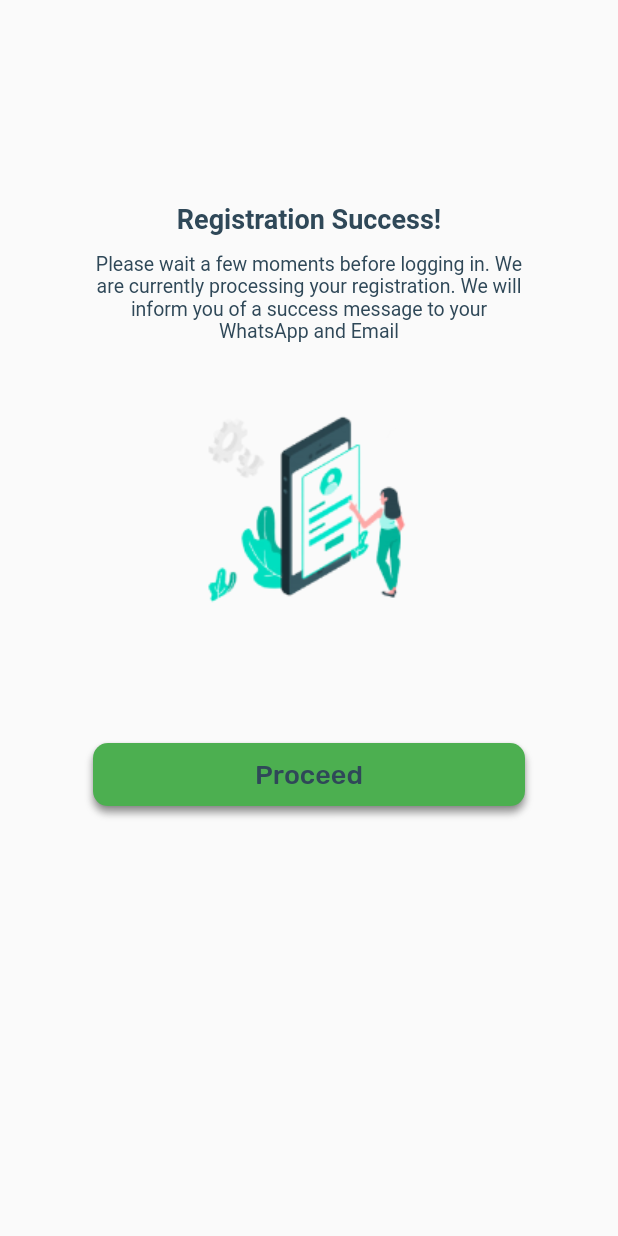
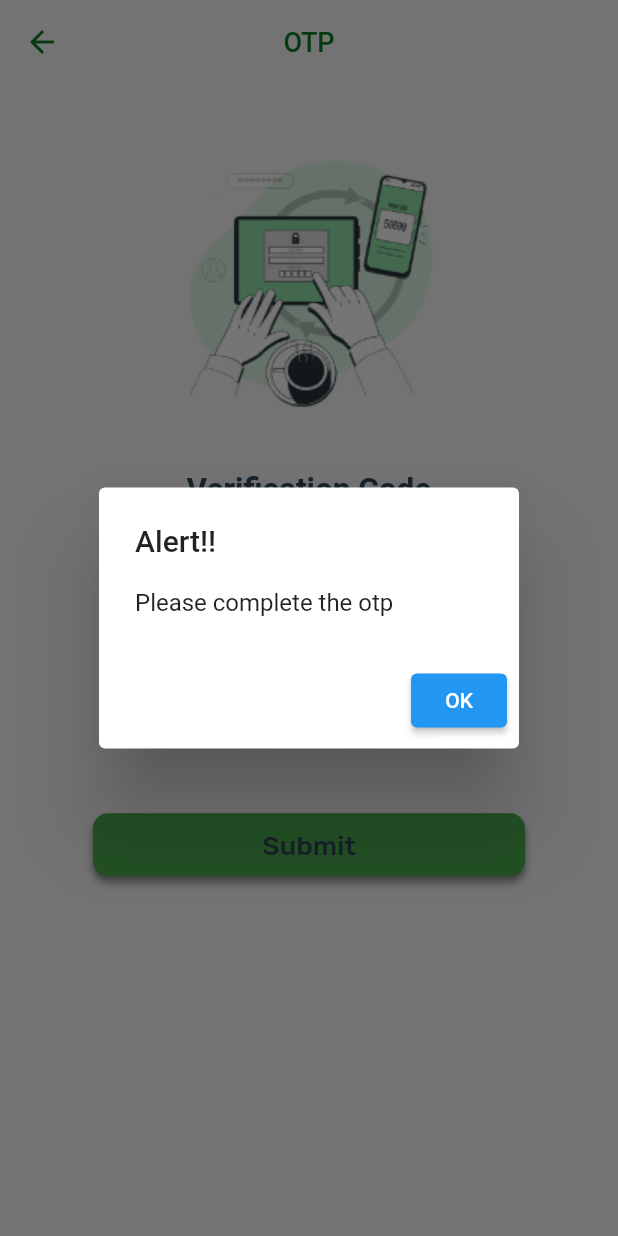
Before and after one commit to khalidrinaldy/android-vinet, a Flutter app: the OTPScreen screen opened by its route, after a tap on "Submit", on a phone screen of 412 x 824 dp. Run offline on Flutter 3.47's test engine with Material 2 defaults, Android fonts, the phone set to English and light mode, and no system bars; our stand-ins replace page_transition.

Commit message:
Update register flow

```diff
--- a/flutter_vinet/lib/modules/otp/screens/otp_screen.dart
+++ b/flutter_vinet/lib/modules/otp/screens/otp_screen.dart
@@ -1,5 +1,8 @@
 import 'package:flutter/material.dart';
+import 'package:flutter_vinet/modules/otp/providers/otp_provider.dart';
+import 'package:flutter_vinet/modules/register/providers/register_provider.dart';
 import 'package:flutter_vinet/widgets/widgets.dart';
+import 'package:provider/provider.dart';
 import 'package:url_launcher/url_launcher.dart';
 
 class OTPScreen extends StatefulWidget {
@@ -10,10 +13,11 @@ class OTPScreen extends StatefulWidget {
 }
 
 class _OTPScreenState extends State<OTPScreen> {
-
   @override
   Widget build(BuildContext context) {
-    return Scaffold(
+    return ChangeNotifierProvider(
+      create: (context) => RegisterProvider(),
+      child: Scaffold(
         appBar: AppBar(
           title: Text(
             "OTP",
@@ -29,10 +33,11 @@ class _OTPScreenState extends State<OTPScreen> {
           iconTheme: IconThemeData(color: Color(myColors.darkGreen())),
         ),
         backgroundColor: Color(myColors.secondaryWhiteScreen()),
-      body: ListView(
+        body: Consumer<RegisterProvider>(
+          builder: (context, registerProvider, _) => ListView(
             children: [
               Container(
-            margin: EdgeInsets.only(top: MediaQuery.of(context).size.height*0.05),
+                margin: EdgeInsets.only(top: MediaQuery.of(context).size.height * 0.05),
                 height: 180,
                 width: 180,
                 alignment: Alignment.center,
@@ -81,10 +86,30 @@ class _OTPScreenState extends State<OTPScreen> {
                   child: Row(
                     mainAxisAlignment: MainAxisAlignment.spaceBetween,
                     children: [
-                  Widgets().inputOTP(context),
-                  Widgets().inputOTP(context),
-                  Widgets().inputOTP(context),
-                  Widgets().inputOTP(context),
+                      Widgets().inputOTP(
+                        context,
+                        controller: registerProvider.otpController1,
+                        currentFocus: registerProvider.otpFocus1,
+                        nextFocus: registerProvider.otpFocus2,
+                      ),
+                      Widgets().inputOTP(
+                        context,
+                        controller: registerProvider.otpController2,
+                        currentFocus: registerProvider.otpFocus2,
+                        nextFocus: registerProvider.otpFocus3,
+                      ),
+                      Widgets().inputOTP(
+                        context,
+                        controller: registerProvider.otpController3,
+                        currentFocus: registerProvider.otpFocus3,
+                        nextFocus: registerProvider.otpFocus4,
+                      ),
+                      Widgets().inputOTP(
+                        context,
+                        controller: registerProvider.otpController4,
+                        currentFocus: registerProvider.otpFocus4,
+                        nextFocus: registerProvider.otpFocus4,
+                      ),
                     ],
                   ),
                 ),
@@ -92,15 +117,17 @@ class _OTPScreenState extends State<OTPScreen> {
               Container(
                 margin: EdgeInsets.only(top: 50),
                 alignment: Alignment.center,
-            child: Widgets().buttonSubmitGreen(
+                child: registerProvider.submitted
+                    ? Widgets().buttonWhenPressed()
+                    : Widgets().buttonSubmitGreen(
                         text: "Submit",
-              callback: () {
-                Navigator.pushNamed(context, '/register-success');
-              },
+                        callback: () => registerProvider.submitOTP(context),
                       ),
               ),
             ],
           ),
+        ),
+      ),
     );
   }
 }
--- a/flutter_vinet/lib/modules/register/providers/register_provider.dart
+++ b/flutter_vinet/lib/modules/register/providers/register_provider.dart
@@ -1,25 +1,74 @@
+import 'dart:async';
+
 import 'package:flutter/material.dart';
 import 'package:url_launcher/url_launcher.dart';
 
 class RegisterProvider with ChangeNotifier, FormValidation {
+  final formGlobalKey = GlobalKey<FormState>();
   TextEditingController? nameController = TextEditingController();
   TextEditingController? emailController = TextEditingController();
   TextEditingController? phoneController = TextEditingController();
   TextEditingController? passwordController = TextEditingController();
   TextEditingController? confirmController = TextEditingController();
+  TextEditingController? otpController1 = TextEditingController();
+  TextEditingController? otpController2 = TextEditingController();
+  TextEditingController? otpController3 = TextEditingController();
+  TextEditingController? otpController4 = TextEditingController();
+  FocusNode? otpFocus1 = FocusNode();
+  FocusNode? otpFocus2 = FocusNode();
+  FocusNode? otpFocus3 = FocusNode();
+  FocusNode? otpFocus4 = FocusNode();
 
   bool obscure = true;
-
   set setObscure(bool value) {
     this.obscure = value;
     notifyListeners();
   }
 
+  bool _submitted = false;
+  bool get submitted => this._submitted;
+  set submitted(bool value) {
+    this._submitted = value;
+    notifyListeners();
+  }
+
+  submitOTP(BuildContext context) {
+    if (otpController1!.text.isEmpty || otpController2!.text.isEmpty || otpController3!.text.isEmpty || otpController4!.text.isEmpty) {
+      return showDialog(
+        context: context,
+        builder: (context) => AlertDialog(
+          title: new Text("Alert!!"),
+          content: new Text("Please complete the otp"),
+          actions: <Widget>[
+            new ElevatedButton(
+              child: new Text("OK"),
+              onPressed: () {
+                Navigator.of(context).pop();
+              },
+            ),
+          ],
+        ),
+      );
+    }
+    submitted = !this._submitted;
+    Timer(Duration(milliseconds: 2500), () {
+      submitted = !this._submitted;
+      Navigator.pushReplacementNamed(context, '/register-success');
+    });
+  }
+
   void onSubmit(BuildContext context) {
-    Navigator.pushNamed(
-      context,
-      '/otp',
-    );
+    if (this.formGlobalKey.currentState!.validate()) {
+      this.formGlobalKey.currentState!.save();
+      submitted = !this._submitted;
+      Timer(Duration(milliseconds: 2500), () {
+        submitted = !this._submitted;
+        Navigator.pushNamed(
+          context,
+          '/otp',
+        );
+      });
+    }
   }
 
   VoidCallback? goToLogin(BuildContext context) => () => {Navigator.pushNamedAndRemoveUntil(context, '/login', (route) => false)};
--- a/flutter_vinet/lib/modules/register/screens/register_success.dart
+++ b/flutter_vinet/lib/modules/register/screens/register_success.dart
@@ -54,7 +54,7 @@ class RegisterSuccess extends StatelessWidget {
               margin: EdgeInsets.only(top: 35),
               child: Widgets().buttonSubmitGreen(
                 text: "Proceed",
-                callback: () {},
+                callback: () => Navigator.pushNamedAndRemoveUntil(context, '/login', (route) => false),
               ),
             )
           ],
```
Also changed, not shown: flutter_vinet/lib/modules/otp/providers/otp_provider.dart (+8 -1 lines), flutter_vinet/lib/modules/register/screens/register_screen.dart (+7 -12 lines). Lines whose indentation alone changed are shown as unchanged.
